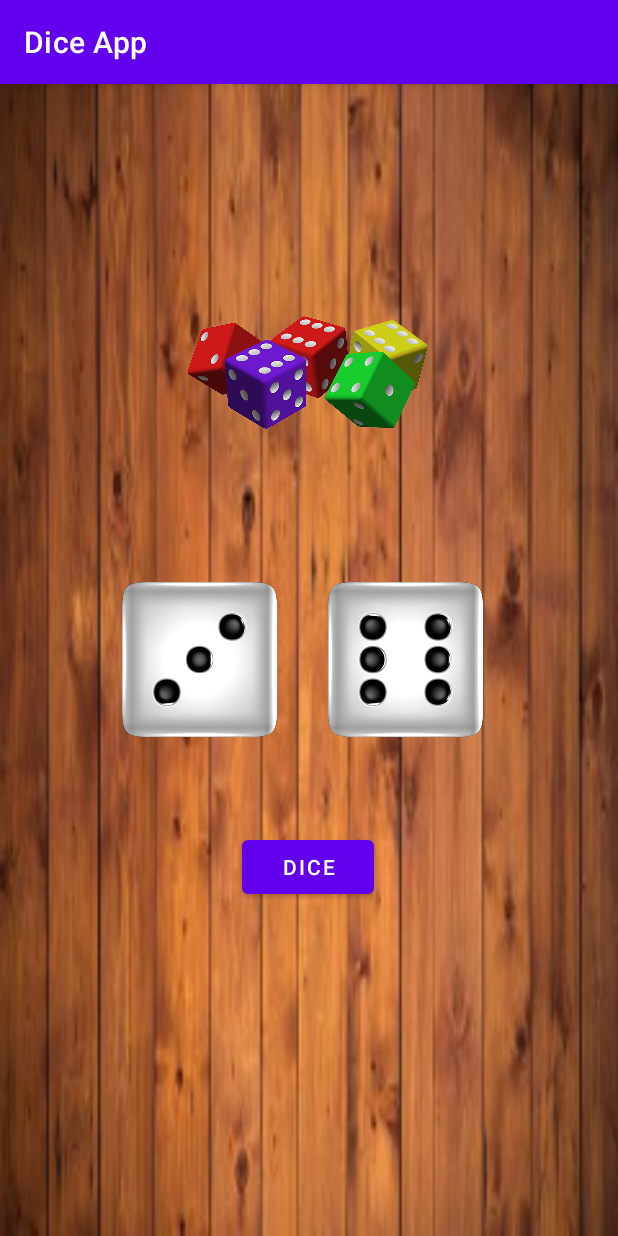
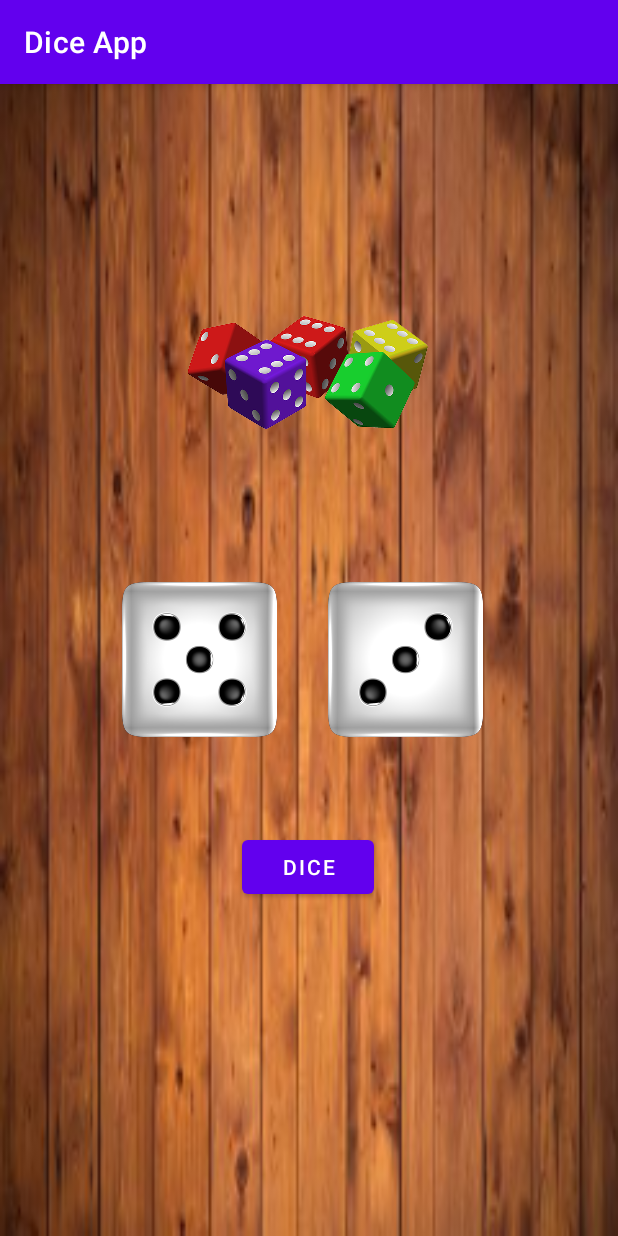
Before and after one commit to Bolimul/DiceApp, an Android app: the screen it shows after launch (MainActivity), after a tap on "DICE", on a phone screen of 412 x 824 dp. Run offline under Robolectric (Android 15) with nearby library versions, the phone set to English and light mode, and no system bars; libraries missing offline, so code that uses them is left out: com.daimajia.androidanimations; 1 statement that could not run was skipped.

Commit message:
onClick method is more general now. There is two TypedArrays to hold resources such as drawable and id's. If the addition of additional image resource or ImageView is needed, there's no need to change the code itself. Only to add in arrays.xml in items in according to your needs.

```diff
--- a/app/build.gradle
+++ b/app/build.gradle
@@ -35,4 +35,5 @@ dependencies {
     testImplementation 'junit:junit:4.+'
     androidTestImplementation 'androidx.test.ext:junit:1.1.3'
     androidTestImplementation 'androidx.test.espresso:espresso-core:3.4.0'
+    implementation 'com.daimajia.androidanimations:library:2.4@aar'
 }
--- a/app/src/main/java/com/example/diceapp/MainActivity.java
+++ b/app/src/main/java/com/example/diceapp/MainActivity.java
@@ -1,20 +1,25 @@
 package com.example.diceapp;
 
 import androidx.appcompat.app.AppCompatActivity;
-import androidx.appcompat.content.res.AppCompatResources;
 
 import android.content.res.TypedArray;
+import android.media.MediaPlayer;
 import android.os.Bundle;
 import android.view.View;
 import android.widget.Button;
 import android.widget.ImageView;
+
+import com.daimajia.androidanimations.library.Techniques;
+import com.daimajia.androidanimations.library.YoYo;
 
 import java.util.Random;
 
 public class MainActivity extends AppCompatActivity implements View.OnClickListener {
 
     Button diceButton;
+    TypedArray dicesTypes;
     TypedArray dices;
+    MediaPlayer mp;
     @Override
     protected void onCreate(Bundle savedInstanceState) {
         super.onCreate(savedInstanceState);
@@ -23,20 +28,22 @@ public class MainActivity extends AppCompatActivity implements View.OnClickListe
         diceButton = findViewById(R.id.diceButton);
         diceButton.setOnClickListener(this);
 
-        dices = getResources().obtainTypedArray(R.array.diceList);
+
+        dicesTypes = getResources().obtainTypedArray(R.array.diceTypeList);
+        dices = getResources().obtainTypedArray(R.array.dicesImageViews);
+        mp = MediaPlayer.create(this, R.raw.dice_sound);
     }
 
     @Override
     public void onClick(View v)
     {
-        ImageView firstDice = findViewById(R.id.firstDice);
-        ImageView secondDice = findViewById(R.id.secondDice);
         Random rand = new Random();
-        int firstRandomNum = rand.nextInt(dices.length()-1) + 1;
-        int secondRandomNum = rand.nextInt(dices.length()-1) + 1;
-        firstDice.setImageDrawable(AppCompatResources.getDrawable(this, dices.getResourceId(firstRandomNum, 0)));
-        secondDice.setImageDrawable(AppCompatResources.getDrawable(this, dices.getResourceId(secondRandomNum, 0)));
+        for (int i = 0; i < dices.length(); ++i)
+        {
+            ImageView dice = findViewById(dices.getResourceId(i,0));
+            dice.setImageResource(dicesTypes.getResourceId(rand.nextInt(6), 0));
+            YoYo.with(Techniques.Shake).duration(500).repeat(1).playOn(dice);
+        }
+        mp.start();
     }
-
-
 }
--- a/app/src/main/res/mipmap-anydpi-v26/ic_launcher.xml
+++ b/app/src/main/res/mipmap-anydpi-v26/ic_launcher.xml
@@ -2,4 +2,5 @@
 <adaptive-icon xmlns:android="http://schemas.android.com/apk/res/android">
     <background android:drawable="@mipmap/ic_launcher_background"/>
     <foreground android:drawable="@mipmap/ic_launcher_foreground"/>
+
 </adaptive-icon>
--- a/app/src/main/res/values/arrays.xml
+++ b/app/src/main/res/values/arrays.xml
@@ -1,6 +1,6 @@
 <?xml version="1.0" encoding="utf-8"?>
 <resources>
-    <integer-array name="diceList">
+    <integer-array name="diceTypeList">
         <item>@drawable/dice1</item>
         <item>@drawable/dice2</item>
         <item>@drawable/dice3</item>
@@ -8,4 +8,8 @@
         <item>@drawable/dice5</item>
         <item>@drawable/dice6</item>
     </integer-array>
+    <integer-array name="dicesImageViews">
+        <item>@id/firstDice</item>
+        <item>@id/secondDice</item>
+    </integer-array>
 </resources>
```
Also changed, not shown: 1 other file.
